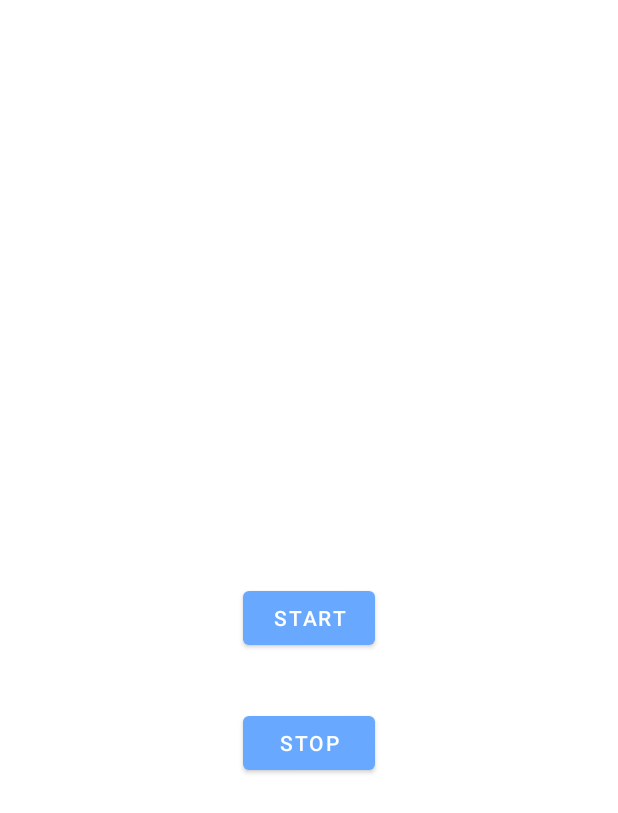
After one commit to alex-florez/ContactTracker_AndroidClient, an Android app: the layout fragment_track_location.xml on its own in the app's theme, with its tools: preview values and no code run, on a phone screen of 412 x 824 dp. The commit adds this screen. Shown: the top 813 px of the screen. Run offline under Robolectric (Android 15) with nearby library versions, the phone set to English and light mode, and no system bars.

Commit message:
Implementando FusedLocationProvider, ajustes de localización y permisos

```diff
--- a/app/src/main/java/es/uniovi/eii/contacttracker/activities/MainActivity.kt
+++ b/app/src/main/java/es/uniovi/eii/contacttracker/activities/MainActivity.kt
@@ -5,7 +5,7 @@ import android.os.Bundle
 import androidx.fragment.app.Fragment
 import es.uniovi.eii.contacttracker.R
 import es.uniovi.eii.contacttracker.databinding.ActivityMainBinding
-import es.uniovi.eii.contacttracker.fragments.FirstItemFragment
+import es.uniovi.eii.contacttracker.fragments.TrackLocationFragment
 import es.uniovi.eii.contacttracker.fragments.SecondItemFragment
 import es.uniovi.eii.contacttracker.fragments.ThirdItemFragment
 
@@ -58,7 +58,7 @@ class MainActivity : AppCompatActivity() {
      * asociada.
      */
     private fun initFragmentsMap(){
-        fragmentsMap[R.id.bottomMenuOption1] = FirstItemFragment()
+        fragmentsMap[R.id.bottomMenuOption1] = TrackLocationFragment()
         fragmentsMap[R.id.bottomMenuOption2] = SecondItemFragment()
         fragmentsMap[R.id.bottomMenuOption3] = ThirdItemFragment()
     }
--- a/app/src/main/res/layout/activity_main.xml
+++ b/app/src/main/res/layout/activity_main.xml
@@ -23,7 +23,7 @@
     <com.google.android.material.bottomnavigation.BottomNavigationView
         android:id="@+id/bottomNavigationView"
         android:layout_width="match_parent"
-        android:layout_height="80dp"
+        android:layout_height="70dp"
         app:layout_constraintBottom_toBottomOf="parent"
         app:layout_constraintEnd_toEndOf="parent"
         app:layout_constraintHorizontal_bias="0.0"
--- /dev/null
+++ b/app/src/main/res/layout/fragment_track_location.xml
@@ -0,0 +1,32 @@
+<?xml version="1.0" encoding="utf-8"?>
+<androidx.constraintlayout.widget.ConstraintLayout xmlns:android="http://schemas.android.com/apk/res/android"
+    xmlns:app="http://schemas.android.com/apk/res-auto"
+    xmlns:tools="http://schemas.android.com/tools"
+    android:layout_width="match_parent"
+    android:layout_height="match_parent"
+    tools:context=".fragments.TrackLocationFragment">
+
+
+    <Button
+        android:id="@+id/btnStart"
+        android:layout_width="wrap_content"
+        android:layout_height="wrap_content"
+        android:text="Start"
+        app:layout_constraintBottom_toBottomOf="parent"
+        app:layout_constraintEnd_toEndOf="parent"
+        app:layout_constraintStart_toStartOf="parent"
+        app:layout_constraintTop_toTopOf="parent" />
+
+    <Button
+        android:id="@+id/btnStop"
+        android:layout_width="wrap_content"
+        android:layout_height="wrap_content"
+        android:text="Stop"
+        app:layout_constraintBottom_toBottomOf="parent"
+        app:layout_constraintEnd_toEndOf="parent"
+        app:layout_constraintHorizontal_bias="0.501"
+        app:layout_constraintStart_toStartOf="parent"
+        app:layout_constraintTop_toTopOf="parent"
+        app:layout_constraintVertical_bias="0.607" />
+
+</androidx.constraintlayout.widget.ConstraintLayout>
```
Also changed, not shown: app/src/main/java/es/uniovi/eii/contacttracker/fragments/FirstItemFragment.kt (deleted, +0 -60 lines), app/src/main/java/es/uniovi/eii/contacttracker/fragments/TrackLocationFragment.kt (added, +150 -0 lines), app/src/main/java/es/uniovi/eii/contacttracker/location/LocationTrackRequest.kt (added, +11 -0 lines), app/src/main/java/es/uniovi/eii/contacttracker/location/LocationTracker.kt (added, +58 -0 lines), app/src/main/java/es/uniovi/eii/contacttracker/location/LocationUpdateMode.kt (added, +9 -0 lines), app/src/main/java/es/uniovi/eii/contacttracker/location/callbacks/LocationUpdateCallback.kt (added, +18 -0 lines), app/src/main/java/es/uniovi/eii/contacttracker/location/trackers/FusedLocationTracker.kt (added, +153 -0 lines), app/src/main/java/es/uniovi/eii/contacttracker/util/LocationUtils.kt (added, +112 -0 lines), app/src/main/java/es/uniovi/eii/contacttracker/util/PermissionUtils.kt (added, +24 -0 lines), app/src/main/res/layout/fragment_first_item.xml (deleted, +0 -16 lines).
